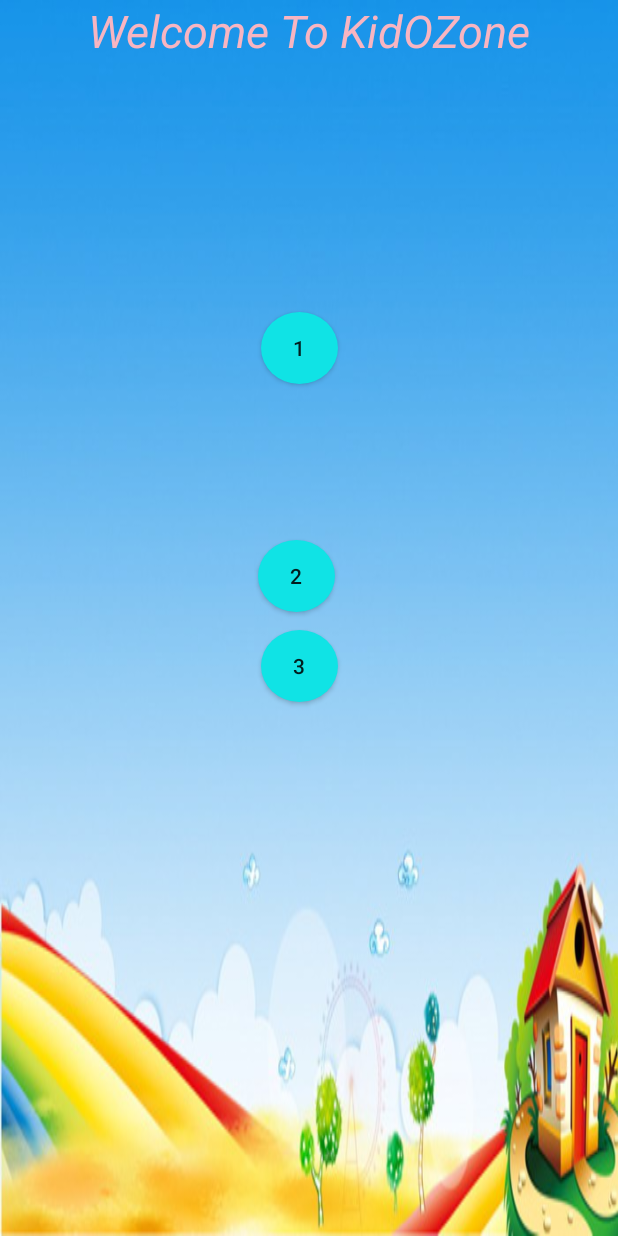
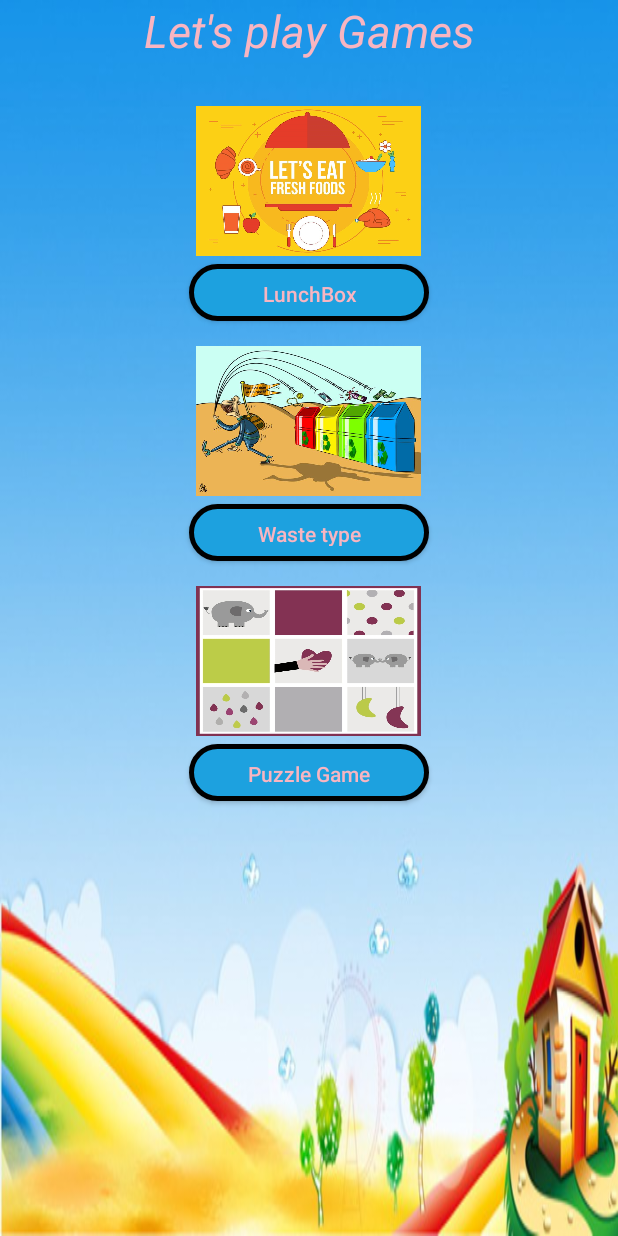
Before and after one commit to lwq57669292/KidOZone_Iteration2, an Android app: the screen it shows after launch (MainActivity), on a phone screen of 412 x 824 dp. Run offline under Robolectric (Android 15) with nearby library versions, the phone set to English and light mode, and no system bars.

Commit message:
Modify some detail.

```diff
--- a/app/src/main/java/com/hellofit/kidozone/activityService/MainActivity.java
+++ b/app/src/main/java/com/hellofit/kidozone/activityService/MainActivity.java
@@ -9,6 +9,7 @@ import androidx.appcompat.app.AppCompatActivity;
 
 import android.view.View;
 import android.widget.Button;
+import android.widget.ImageButton;
 
 public class MainActivity extends AppCompatActivity {
 
@@ -17,7 +18,7 @@ public class MainActivity extends AppCompatActivity {
         super.onCreate(savedInstanceState);
         setContentView(R.layout.activity_main);
 
-        Button buttonLunch = (Button) findViewById(R.id.buttonLunch);
+        Button buttonLunch = (Button) findViewById(R.id.LunchGame);
 
         buttonLunch.setOnClickListener(new View.OnClickListener() {
             @Override
@@ -27,7 +28,17 @@ public class MainActivity extends AppCompatActivity {
             }
         });
 
-        Button buttonWaste = (Button) findViewById(R.id.buttonWaste);
+        ImageButton imageLunch = (ImageButton) findViewById(R.id.imageLunchGame);
+
+        imageLunch.setOnClickListener(new View.OnClickListener() {
+            @Override
+            public void onClick(View v) {
+                Intent intent = new Intent(MainActivity.this, LunchBox.class);
+                startActivity(intent);
+            }
+        });
+
+        Button buttonWaste = (Button) findViewById(R.id.WasteGame);
 
         buttonWaste.setOnClickListener(new View.OnClickListener() {
             @Override
@@ -37,13 +48,33 @@ public class MainActivity extends AppCompatActivity {
             }
         });
 
-        Button buttonStory = (Button) findViewById(R.id.buttonStory);
+        ImageButton imageWaste = (ImageButton) findViewById(R.id.imageWasteGame);
 
-        buttonStory.setOnClickListener(new View.OnClickListener() {
+        imageWaste.setOnClickListener(new View.OnClickListener() {
+            @Override
+            public void onClick(View v) {
+                Intent intent = new Intent(MainActivity.this, Waste.class);
+                startActivity(intent);
+            }
+        });
+
+        Button buttonPuzzle = (Button) findViewById(R.id.PuzzleGame);
+
+        buttonPuzzle.setOnClickListener(new View.OnClickListener() {
             @Override
             public void onClick(View v){
                 Intent intent = new Intent(MainActivity.this, Puzzle.class);
                 startActivityForResult(intent, 1);
+            }
+        });
+
+        ImageButton imagePuzzle = (ImageButton) findViewById(R.id.imagePuzzleGame);
+
+        imagePuzzle.setOnClickListener(new View.OnClickListener() {
+            @Override
+            public void onClick(View v) {
+                Intent intent = new Intent(MainActivity.this, Puzzle.class);
+                startActivity(intent);
             }
         });
 
--- a/app/src/main/res/drawable/button_style5.xml
+++ b/app/src/main/res/drawable/button_style5.xml
@@ -3,7 +3,7 @@
     xmlns:android="http://schemas.android.com/apk/res/android"
     android:shape="rectangle">
 
-    <solid android:color="#FF8C00" />
+    <solid android:color="#FFFFFF" />
 
     <corners
         android:radius="80dp"
--- a/app/src/main/res/drawable/button_style6.xml
+++ b/app/src/main/res/drawable/button_style6.xml
@@ -3,7 +3,7 @@
     xmlns:android="http://schemas.android.com/apk/res/android"
     android:shape="rectangle">
 
-    <solid android:color="#FFFFFF" />
+    <solid android:color="#1DA1DF" />
 
     <corners
         android:radius="80dp"
--- a/app/src/main/res/layout/activity_main.xml
+++ b/app/src/main/res/layout/activity_main.xml
@@ -25,57 +25,87 @@
         android:textStyle="bold" />
 
 
-    <Button
-        android:id="@+id/buttonStory"
-        android:layout_width="51dp"
-        android:layout_height="wrap_content"
-        android:layout_alignParentStart="true"
-        android:layout_alignParentLeft="true"
-        android:layout_alignParentTop="true"
-        android:layout_centerHorizontal="true"
-        android:layout_marginStart="174dp"
-        android:layout_marginLeft="174dp"
-        android:layout_marginTop="420dp"
-        android:background="@drawable/button_style4"
-        android:text="3" />
-
-    <Button
-        android:id="@+id/buttonWaste"
-        android:layout_width="51dp"
-        android:layout_height="wrap_content"
-        android:layout_alignParentStart="true"
-        android:layout_alignParentLeft="true"
-        android:layout_alignParentBottom="true"
-        android:layout_centerHorizontal="true"
-        android:layout_marginStart="172dp"
-        android:layout_marginLeft="172dp"
-        android:layout_marginBottom="416dp"
-        android:background="@drawable/button_style4"
-        android:text="2" />
-
-    <Button
-        android:id="@+id/buttonLunch"
-        android:layout_width="51dp"
-        android:layout_height="wrap_content"
-        android:layout_alignParentStart="true"
-        android:layout_alignParentLeft="true"
-        android:layout_alignParentBottom="true"
-        android:layout_centerHorizontal="true"
-        android:layout_marginStart="174dp"
-        android:layout_marginLeft="174dp"
-        android:layout_marginBottom="568dp"
-        android:background="@drawable/button_style4"
-        android:text="1" />
-
     <TextView
         android:id="@+id/textView"
         android:layout_width="match_parent"
         android:layout_height="wrap_content"
-        android:text="Welcome To KidOZone"
+        android:text="Let's play Games"
         android:gravity="center"
         android:textColor="@color/colorAccent"
         android:textSize="30sp"
         android:textStyle="italic" />
 
+    <ImageButton
+        android:id="@+id/imageLunchGame"
+        android:layout_width="150dp"
+        android:layout_height="100dp"
+        android:layout_below="@+id/textView"
+        android:layout_centerHorizontal="true"
+        android:layout_marginTop="30dp"
+        android:background="#00000000"
+        android:scaleType="fitXY"
+        app:srcCompat="@drawable/lunchgame" />
+
+    <Button
+        android:id="@+id/LunchGame"
+        android:layout_width="160dp"
+        android:layout_height="38dp"
+        android:layout_below="@+id/imageLunchGame"
+        android:layout_centerHorizontal="true"
+        android:layout_marginTop="5dp"
+        android:background="@drawable/button_style6"
+        android:text="LunchBox"
+        android:textAllCaps="false"
+        android:textColor="@color/colorAccent"
+        android:textSize="14sp" />
+
+    <ImageButton
+        android:id="@+id/imageWasteGame"
+        android:layout_width="150dp"
+        android:layout_height="100dp"
+        android:layout_centerHorizontal="true"
+        android:layout_below="@+id/imageLunchGame"
+        android:layout_marginTop="60dp"
+        android:background="#00000000"
+        android:scaleType="fitXY"
+        app:srcCompat="@drawable/wastegame" />
+
+    <Button
+        android:id="@+id/WasteGame"
+        android:layout_width="160dp"
+        android:layout_height="38dp"
+        android:layout_below="@+id/imageWasteGame"
+        android:layout_centerHorizontal="true"
+        android:layout_marginTop="5dp"
+        android:background="@drawable/button_style6"
+        android:text="Waste type"
+        android:textAllCaps="false"
+        android:textColor="@color/colorAccent"
+        android:textSize="14sp" />
+
+    <ImageButton
+        android:id="@+id/imagePuzzleGame"
+        android:layout_width="150dp"
+        android:layout_height="100dp"
+        android:layout_below="@+id/imageWasteGame"
+        android:layout_centerHorizontal="true"
+        android:layout_marginTop="60dp"
+        android:background="#00000000"
+        android:scaleType="fitXY"
+        app:srcCompat="@drawable/puzzlegame" />
+
+    <Button
+        android:id="@+id/PuzzleGame"
+        android:layout_width="160dp"
+        android:layout_height="38dp"
+        android:layout_below="@+id/imagePuzzleGame"
+        android:layout_centerHorizontal="true"
+        android:layout_marginTop="5dp"
+        android:background="@drawable/button_style6"
+        android:text="Puzzle Game"
+        android:textAllCaps="false"
+        android:textColor="@color/colorAccent"
+        android:textSize="14sp" />
+
 
 </RelativeLayout>
--- a/app/src/main/res/layout/puzzle.xml
+++ b/app/src/main/res/layout/puzzle.xml
@@ -24,7 +24,7 @@
         android:layout_centerHorizontal="true"
         android:layout_marginTop="5dp"
         android:layout_below="@+id/imageAnimal"
-        android:background="@drawable/button_style6"
+        android:background="@drawable/button_style5"
         android:text="New animal friends!"
         android:textAllCaps="false"
         android:textColor="@color/colorPrimary"
@@ -50,7 +50,7 @@
         android:layout_centerHorizontal="true"
         android:layout_below="@+id/imageSport"
         android:layout_marginTop="5dp"
-        android:background="@drawable/button_style6"
+        android:background="@drawable/button_style5"
         android:text="Australia sports"
         android:textAllCaps="false"
         android:textColor="@color/colorPrimary"
@@ -75,7 +75,7 @@
         android:layout_centerHorizontal="true"
         android:layout_below="@+id/imageView"
         android:layout_marginTop="5dp"
-        android:background="@drawable/button_style6"
+        android:background="@drawable/button_style5"
         android:text="Wanting to fit in"
         android:textAllCaps="false"
         android:textColor="@color/colorPrimary"
```
Also changed, not shown: app/src/main/res/drawable/lunchgame.jpg (added), app/src/main/res/drawable/puzzlegame.jpg (added), app/src/main/res/drawable/wastegame.jpeg (added).
